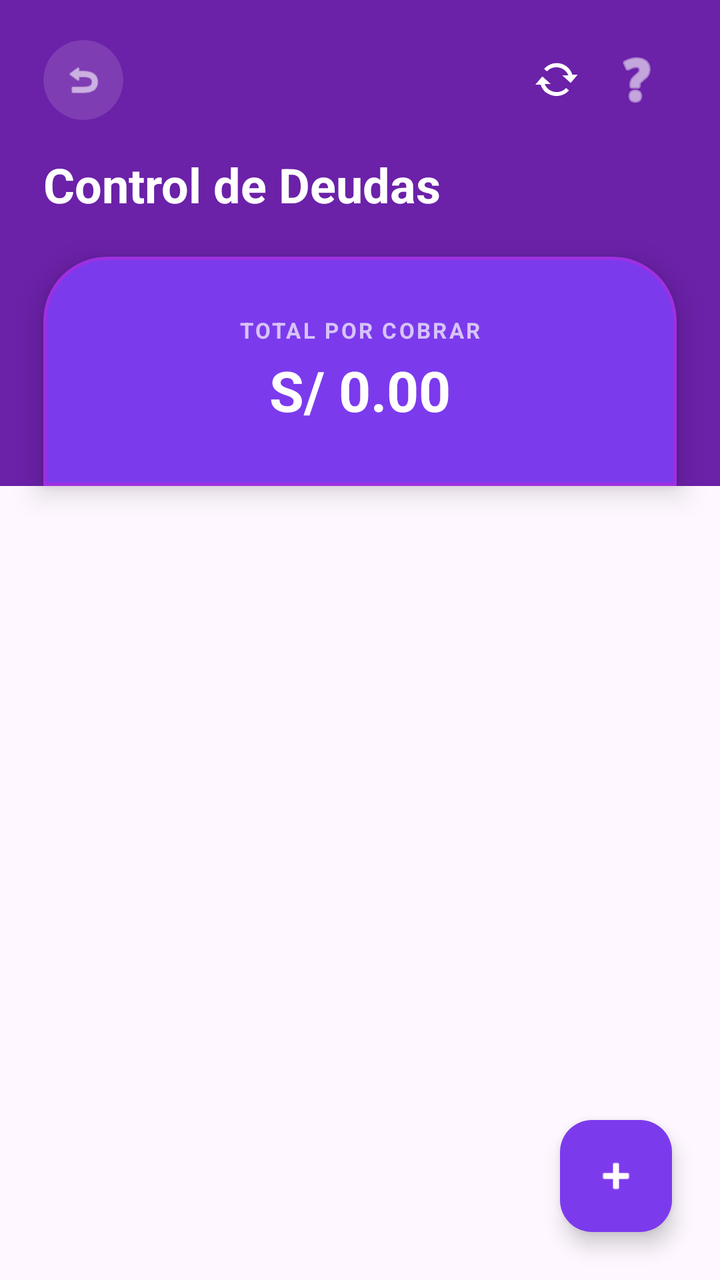
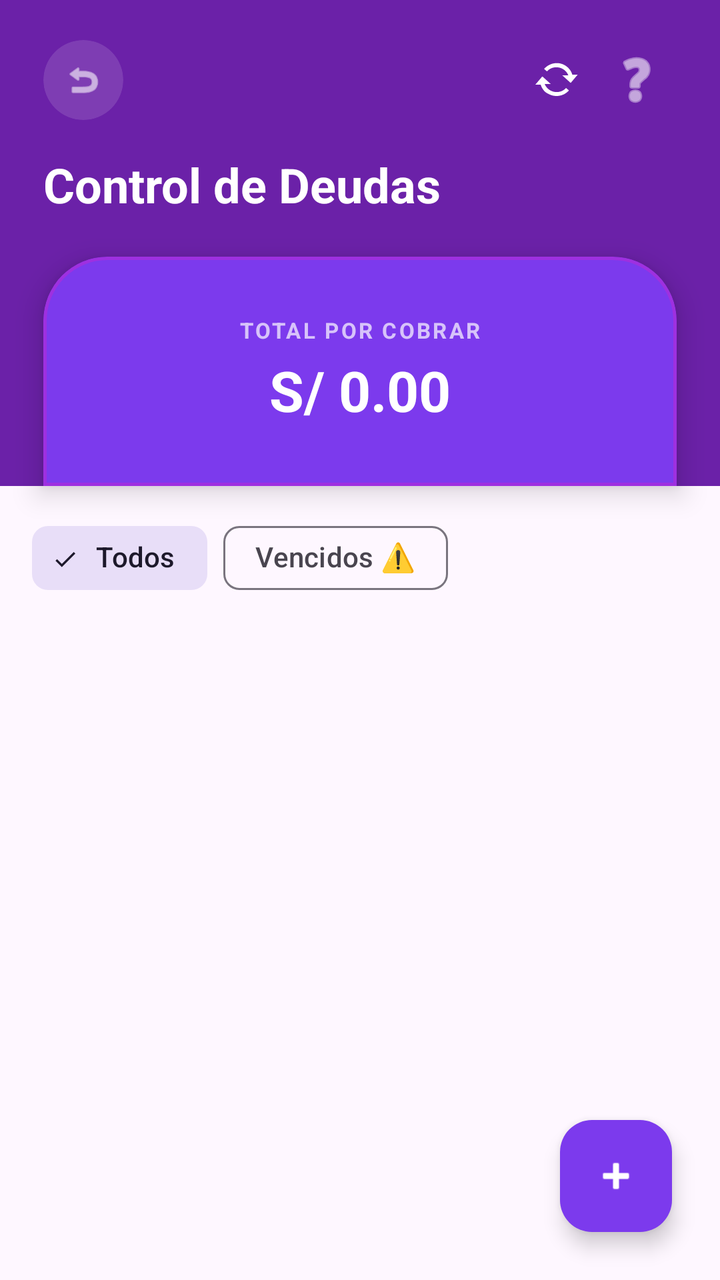

Before-and-after screenshots of an Android layout around one commit, followed by the original layout XML and the change that was made.
<!-- AndroidManifest.xml: application theme Theme.Naxor -->
<!-- res/layout/activity_deudores.xml -->
<?xml version="1.0" encoding="utf-8"?>
<androidx.constraintlayout.widget.ConstraintLayout xmlns:android="http://schemas.android.com/apk/res/android"
    xmlns:app="http://schemas.android.com/apk/res-auto"
    android:layout_width="match_parent"
    android:layout_height="match_parent"
    android:background="?attr/colorSurface">

    
    <androidx.constraintlayout.widget.Guideline
        android:id="@+id/guidelineLeft"
        android:layout_width="wrap_content"
        android:layout_height="wrap_content"
        android:orientation="vertical"
        app:layout_constraintGuide_percent="0.06" />

    <androidx.constraintlayout.widget.Guideline
        android:id="@+id/guidelineRight"
        android:layout_width="wrap_content"
        android:layout_height="wrap_content"
        android:orientation="vertical"
        app:layout_constraintGuide_percent="0.94" />

    
    <View
        android:id="@+id/topHeaderBackgroundDeudores"
        android:layout_width="match_parent"
        android:layout_height="0dp"
        android:background="#6B21A8"
        app:layout_constraintBottom_toBottomOf="@id/cardTotalDeuda"
        app:layout_constraintTop_toTopOf="parent" />

    
    <LinearLayout
        android:id="@+id/headerDeudores"
        android:layout_width="0dp"
        android:layout_height="wrap_content"
        android:orientation="vertical"
        android:paddingTop="20dp"
        app:layout_constraintEnd_toEndOf="@id/guidelineRight"
        app:layout_constraintStart_toStartOf="@id/guidelineLeft"
        app:layout_constraintTop_toTopOf="parent">

        <RelativeLayout
            android:layout_width="match_parent"
            android:layout_height="wrap_content">

            <com.google.android.material.card.MaterialCardView
                android:id="@+id/btnBackDeudores"
                android:layout_width="40dp"
                android:layout_height="40dp"
                android:clickable="true"
                android:focusable="true"
                app:cardBackgroundColor="#20FFFFFF"
                app:cardCornerRadius="20dp"
                app:cardElevation="0dp"
                app:strokeWidth="0dp">

                <ImageView
                    android:layout_width="20dp"
                    android:layout_height="20dp"
                    android:layout_gravity="center"
                    android:src="@android:drawable/ic_menu_revert"
                    app:tint="@android:color/white" />
            </com.google.android.material.card.MaterialCardView>

            <ImageButton
                android:id="@+id/btnSyncIndicator"
                android:layout_width="40dp"
                android:layout_height="40dp"
                android:layout_toStartOf="@id/btnHelpDeudores"
                android:background="?attr/selectableItemBackgroundBorderless"
                android:src="@android:drawable/stat_notify_sync"
                app:tint="@android:color/white" />

            <ImageButton
                android:id="@+id/btnHelpDeudores"
                android:layout_width="40dp"
                android:layout_height="40dp"
                android:layout_alignParentEnd="true"
                android:background="?attr/selectableItemBackgroundBorderless"
                android:src="@android:drawable/ic_menu_help"
                app:tint="@android:color/white" />
        </RelativeLayout>

        <TextView
            android:layout_width="wrap_content"
            android:layout_height="wrap_content"
            android:layout_marginTop="16dp"
            android:text="Control de Deudas"
            android:textColor="@android:color/white"
            android:textSize="24sp"
            android:textStyle="bold" />
    </LinearLayout>

    
    <com.google.android.material.card.MaterialCardView
        android:id="@+id/cardTotalDeuda"
        android:layout_width="0dp"
        android:layout_height="wrap_content"
        android:layout_marginTop="20dp"
        app:cardBackgroundColor="@color/purple_600"
        app:cardElevation="8dp"
        app:layout_constraintEnd_toEndOf="@id/guidelineRight"
        app:layout_constraintStart_toStartOf="@id/guidelineLeft"
        app:layout_constraintTop_toBottomOf="@id/headerDeudores"
        app:shapeAppearance="@style/ShapeAppearance.App.Card.TopRounded"
        app:strokeColor="#80C026D3"
        app:strokeWidth="1.5dp">

        <LinearLayout
            android:layout_width="match_parent"
            android:layout_height="wrap_content"
            android:gravity="center"
            android:orientation="vertical"
            android:padding="20dp">

            <TextView
                android:layout_width="wrap_content"
                android:layout_height="wrap_content"
                android:alpha="0.7"
                android:text="TOTAL POR COBRAR"
                android:textColor="@android:color/white"
                android:textSize="11sp"
                android:textStyle="bold"
                android:letterSpacing="0.1" />

            <TextView
                android:id="@+id/tvTotalDeudaGlobal"
                android:layout_width="wrap_content"
                android:layout_height="wrap_content"
                android:layout_marginTop="4dp"
                android:text="S/ 0.00"
                android:textColor="@android:color/white"
                android:textSize="28sp"
                android:textStyle="bold" />
        </LinearLayout>
    </com.google.android.material.card.MaterialCardView>

    <androidx.recyclerview.widget.RecyclerView
        android:id="@+id/rvDeudores"
        android:layout_width="match_parent"
        android:layout_height="0dp"
        android:paddingTop="16dp"
        android:clipToPadding="false"
        android:paddingBottom="100dp"
        app:layout_constraintBottom_toBottomOf="parent"
        app:layout_constraintTop_toBottomOf="@id/cardTotalDeuda" />

    <com.google.android.material.floatingactionbutton.FloatingActionButton
        android:id="@+id/fabAddDeudor"
        android:layout_width="wrap_content"
        android:layout_height="wrap_content"
        android:layout_margin="24dp"
        android:src="@android:drawable/ic_input_add"
        app:layout_constraintBottom_toBottomOf="parent"
        app:layout_constraintEnd_toEndOf="parent"
        app:tint="@android:color/white"
        app:backgroundTint="@color/purple_600" />

    
    <LinearLayout
        android:id="@+id/layoutEmptyDeudores"
        android:layout_width="wrap_content"
        android:layout_height="wrap_content"
        android:gravity="center"
        android:orientation="vertical"
        android:visibility="gone"
        app:layout_constraintBottom_toBottomOf="parent"
        app:layout_constraintEnd_toEndOf="parent"
        app:layout_constraintStart_toStartOf="parent"
        app:layout_constraintTop_toBottomOf="@id/cardTotalDeuda">

        <ImageView
            android:layout_width="100dp"
            android:layout_height="100dp"
            android:src="@android:drawable/ic_menu_recent_history"
            android:alpha="0.3" />

        <TextView
            android:layout_width="wrap_content"
            android:layout_height="wrap_content"
            android:layout_marginTop="16dp"
            android:text="¡Felicidades! Nadie te debe"
            android:textColor="?attr/colorOnSurfaceVariant"
            android:textStyle="bold" />
    </LinearLayout>

</androidx.constraintlayout.widget.ConstraintLayout>
<!-- resources referenced by this layout -->
<resources>
  <color name="purple_600">#7C3AED</color>
  <style name="ShapeAppearance.App.Card.TopRounded" parent="ShapeAppearance.Material3.MediumComponent">
          <item name="cornerFamily">rounded</item>
          <item name="cornerSizeTopLeft">32dp</item>
          <item name="cornerSizeTopRight">32dp</item>
          <item name="cornerSizeBottomLeft">0dp</item>
          <item name="cornerSizeBottomRight">0dp</item>
      </style>
  <style name="Theme.Naxor" parent="Base.Theme.Naxor" />
  <style name="Base.Theme.Naxor" parent="Theme.Material3.DayNight.NoActionBar">
          
          
      </style>
</resources>

<!-- the commit's change to res/layout/activity_deudores.xml (unified diff, before → after) -->
@@ -136,15 +136,59 @@
         </LinearLayout>
     </com.google.android.material.card.MaterialCardView>
 
+    
+    <LinearLayout
+        android:id="@+id/layoutDeudoresFilters"
+        android:layout_width="match_parent"
+        android:layout_height="wrap_content"
+        android:orientation="horizontal"
+        android:paddingHorizontal="16dp"
+        android:paddingVertical="12dp"
+        android:gravity="center_vertical"
+        app:layout_constraintTop_toBottomOf="@id/cardTotalDeuda">
+
+        <com.google.android.material.chip.ChipGroup
+            android:id="@+id/chipGroupDebtorFilters"
+            android:layout_width="0dp"
+            android:layout_height="wrap_content"
+            android:layout_weight="1"
+            app:singleSelection="true"
+            app:selectionRequired="true">
+            <com.google.android.material.chip.Chip
+                android:id="@+id/chipFilterAll"
+                style="@style/Widget.Material3.Chip.Filter"
+                android:layout_width="wrap_content"
+                android:layout_height="wrap_content"
+                android:text="Todos"
+                android:checked="true" />
+            <com.google.android.material.chip.Chip
+                android:id="@+id/chipFilterOverdue"
+                style="@style/Widget.Material3.Chip.Filter"
+                android:layout_width="wrap_content"
+                android:layout_height="wrap_content"
+                android:text="Vencidos ⚠️" />
+        </com.google.android.material.chip.ChipGroup>
+
+        <com.google.android.material.button.MaterialButton
+            android:id="@+id/btnMassReminder"
+            style="@style/Widget.Material3.Button.TonalButton"
+            android:layout_width="wrap_content"
+            android:layout_height="wrap_content"
+            android:text="Recordar a todos"
+            android:textSize="11sp"
+            android:visibility="gone"
+            app:icon="@android:drawable/ic_menu_send"
+            app:iconSize="16dp" />
+    </LinearLayout>
+
     <androidx.recyclerview.widget.RecyclerView
         android:id="@+id/rvDeudores"
         android:layout_width="match_parent"
         android:layout_height="0dp"
-        android:paddingTop="16dp"
         android:clipToPadding="false"
         android:paddingBottom="100dp"
         app:layout_constraintBottom_toBottomOf="parent"
-        app:layout_constraintTop_toBottomOf="@id/cardTotalDeuda" />
+        app:layout_constraintTop_toBottomOf="@id/layoutDeudoresFilters" />
 
     <com.google.android.material.floatingactionbutton.FloatingActionButton
         android:id="@+id/fabAddDeudor"
@@ -168,7 +212,7 @@
         app:layout_constraintBottom_toBottomOf="parent"
         app:layout_constraintEnd_toEndOf="parent"
         app:layout_constraintStart_toStartOf="parent"
-        app:layout_constraintTop_toBottomOf="@id/cardTotalDeuda">
+        app:layout_constraintTop_toBottomOf="@id/layoutDeudoresFilters">
 
         <ImageView
             android:layout_width="100dp"
